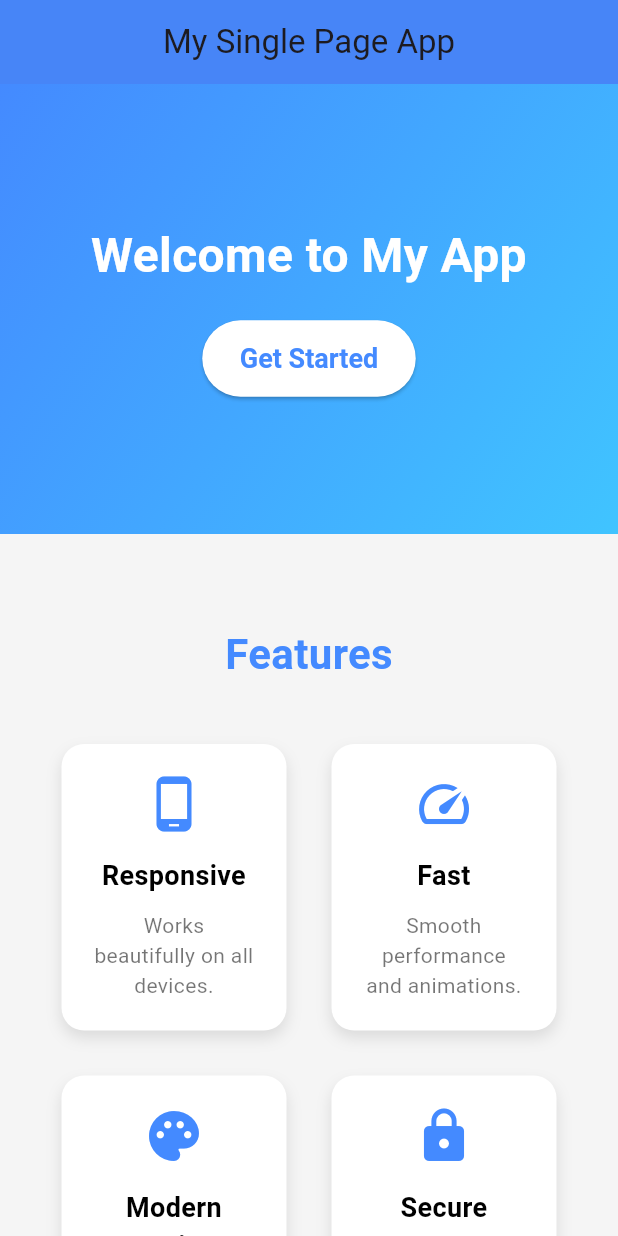
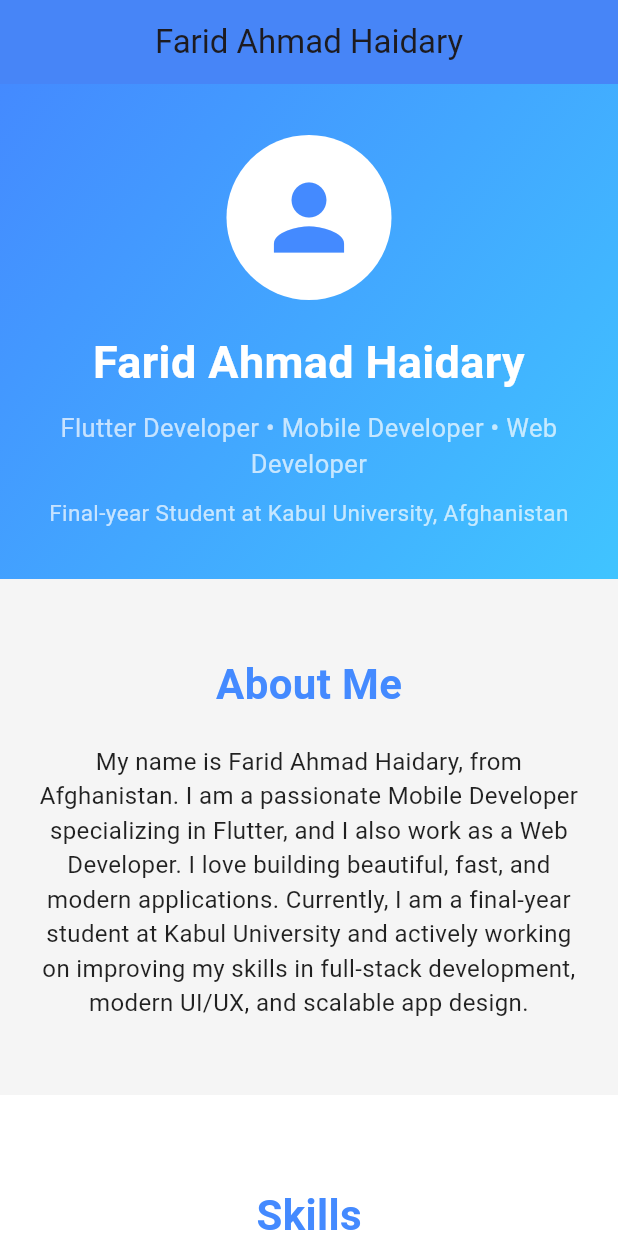
Before and after one commit to Farid-Ahmad-Haidary/my_first_flutter_app, a Flutter app: the screen it shows after launch, on a phone screen of 412 x 824 dp. Run offline on Flutter 3.47's test engine with Material 3 defaults, Android fonts, the phone set to English and light mode, and no system bars; Roboto replaces fonts that are missing (Arial).

Commit message:
working with simple statless elements of flutter

```diff
--- a/lib/main.dart
+++ b/lib/main.dart
@@ -1,43 +1,45 @@
 import 'package:flutter/material.dart';
 
 void main() {
-  runApp(MyApp());
+  runApp(MyPortfolioApp());
 }
 
-class MyApp extends StatelessWidget {
+class MyPortfolioApp extends StatelessWidget {
   @override
   Widget build(BuildContext context) {
     return MaterialApp(
-      title: 'Single Page Flutter App',
+      title: 'Farid Ahmad Haidary Portfolio',
       debugShowCheckedModeBanner: false,
       theme: ThemeData(
         primarySwatch: Colors.blue,
         fontFamily: 'Arial',
       ),
-      home: HomePage(),
+      home: PortfolioPage(),
     );
   }
 }
 
-class HomePage extends StatelessWidget {
+class PortfolioPage extends StatelessWidget {
   @override
   Widget build(BuildContext context) {
     return Scaffold(
-      // Navbar
       appBar: AppBar(
-        title: Text('My Single Page App'),
+        title: Text('Farid Ahmad Haidary'),
         centerTitle: true,
         backgroundColor: Colors.blueAccent,
         elevation: 4,
       ),
-      // Body
+
       body: SingleChildScrollView(
         child: Column(
           children: [
-            // Hero Section
+
+            // ***********************
+            // HERO / INTRO SECTION
+            // ***********************
             Container(
               width: double.infinity,
-              height: 300,
+              height: 330,
               decoration: BoxDecoration(
                 gradient: LinearGradient(
                   colors: [Colors.blueAccent, Colors.lightBlueAccent],
@@ -49,33 +51,123 @@ class HomePage extends StatelessWidget {
                 child: Column(
                   mainAxisAlignment: MainAxisAlignment.center,
                   children: [
+                    CircleAvatar(
+                      radius: 55,
+                      backgroundColor: Colors.white,
+                      child: Icon(Icons.person,
+                          size: 70, color: Colors.blueAccent),
+                    ),
+                    SizedBox(height: 20),
                     Text(
-                      'Welcome to My App',
+                      "Farid Ahmad Haidary",
                       style: TextStyle(
-                          fontSize: 32,
-                          fontWeight: FontWeight.bold,
-                          color: Colors.white),
+                        fontSize: 30,
+                        fontWeight: FontWeight.bold,
+                        color: Colors.white,
+                      ),
                       textAlign: TextAlign.center,
                     ),
-                    SizedBox(height: 20),
-                    ElevatedButton(
-                      onPressed: () {},
-                      style: ElevatedButton.styleFrom(
-                        backgroundColor: Colors.white,
-                        foregroundColor: Colors.blueAccent,
-                        padding:
-                        EdgeInsets.symmetric(horizontal: 25, vertical: 15),
-                        textStyle: TextStyle(
-                            fontSize: 18, fontWeight: FontWeight.bold),
-                      ),
-                      child: Text('Get Started'),
-                    )
+                    SizedBox(height: 10),
+                    Text(
+                      "Flutter Developer • Mobile Developer • Web Developer",
+                      style: TextStyle(fontSize: 17, color: Colors.white70),
+                      textAlign: TextAlign.center,
+                    ),
+                    SizedBox(height: 10),
+                    Text(
+                      "Final-year Student at Kabul University, Afghanistan",
+                      style: TextStyle(fontSize: 15, color: Colors.white70),
+                      textAlign: TextAlign.center,
+                    ),
                   ],
                 ),
               ),
             ),
 
-            // Features Section
+            // ***********************
+            // ABOUT ME SECTION
+            // ***********************
+            Container(
+              width: double.infinity,
+              padding: EdgeInsets.symmetric(vertical: 50, horizontal: 20),
+              color: Colors.grey[100],
+              child: Column(
+                children: [
+                  Text(
+                    "About Me",
+                    style: TextStyle(
+                        fontSize: 28,
+                        fontWeight: FontWeight.bold,
+                        color: Colors.blueAccent),
+                  ),
+                  SizedBox(height: 20),
+                  Text(
+                    "My name is Farid Ahmad Haidary, from Afghanistan. "
+                        "I am a passionate Mobile Developer specializing in Flutter, "
+                        "and I also work as a Web Developer. "
+                        "I love building beautiful, fast, and modern applications. "
+                        "Currently, I am a final-year student at Kabul University "
+                        "and actively working on improving my skills in full-stack "
+                        "development, modern UI/UX, and scalable app design.",
+                    style: TextStyle(fontSize: 16, color: Colors.black87),
+                    textAlign: TextAlign.center,
+                  ),
+                ],
+              ),
+            ),
+
+            // ***********************
+            // SKILLS SECTION
+            // ***********************
+            Container(
+              width: double.infinity,
+              padding: EdgeInsets.symmetric(vertical: 60, horizontal: 20),
+              color: Colors.white,
+              child: Column(
+                children: [
+                  Text(
+                    "Skills",
+                    style: TextStyle(
+                        fontSize: 28,
+                        fontWeight: FontWeight.bold,
+                        color: Colors.blueAccent),
+                  ),
+                  SizedBox(height: 40),
+
+                  Wrap(
+                    spacing: 30,
+                    runSpacing: 30,
+                    alignment: WrapAlignment.center,
+                    children: [
+                      SkillCard(
+                        icon: Icons.flutter_dash,
+                        title: "Flutter",
+                        description: "Cross-platform app development",
+                      ),
+                      SkillCard(
+                        icon: Icons.phone_android,
+                        title: "Mobile Development",
+                        description: "Android apps with beautiful UI",
+                      ),
+                      SkillCard(
+                        icon: Icons.web,
+                        title: "Web Development",
+                        description: "Responsive & modern websites",
+                      ),
+                      SkillCard(
+                        icon: Icons.code,
+                        title: "Programming",
+                        description: "Dart • JavaScript • HTML • CSS",
+                      ),
+                    ],
+                  ),
+                ],
+              ),
+            ),
+
+            // ***********************
+            // PROJECTS SECTION
+            // ***********************
             Container(
               width: double.infinity,
               padding: EdgeInsets.symmetric(vertical: 60, horizontal: 20),
@@ -83,48 +175,40 @@ class HomePage extends StatelessWidget {
               child: Column(
                 children: [
                   Text(
-                    'Features',
+                    "Projects",
                     style: TextStyle(
                         fontSize: 28,
                         fontWeight: FontWeight.bold,
                         color: Colors.blueAccent),
                   ),
                   SizedBox(height: 40),
-                  Wrap(
-                    spacing: 30,
-                    runSpacing: 30,
-                    alignment: WrapAlignment.center,
-                    children: [
-                      FeatureCard(
-                        icon: Icons.phone_android,
-                        title: 'Responsive',
-                        description:
-                        'Works beautifully on all devices.',
-                      ),
-                      FeatureCard(
-                        icon: Icons.speed,
-                        title: 'Fast',
-                        description:
-                        'Smooth performance and animations.',
-                      ),
-                      FeatureCard(
-                        icon: Icons.palette,
-                        title: 'Modern Design',
-                        description:
-                        'Beautiful UI with gradients and colors.',
-                      ),
-                      FeatureCard(
-                        icon: Icons.lock,
-                        title: 'Secure',
-                        description: 'Safe and reliable app features.',
-                      ),
-                    ],
+
+                  ProjectCard(
+                    title: "Personal Portfolio App",
+                    description:
+                    "A modern Flutter-based portfolio application showcasing skills and experience.",
+                  ),
+                  SizedBox(height: 20),
+
+                  ProjectCard(
+                    title: "Mobile UI Templates",
+                    description:
+                    "Beautiful Flutter UI screens such as login, signup, dashboards, and more.",
+                  ),
+                  SizedBox(height: 20),
+
+                  ProjectCard(
+                    title: "Web Projects",
+                    description:
+                    "Fully responsive static websites and modern landing pages.",
                   ),
                 ],
               ),
             ),
 
-            // Call to Action Section
+            // ***********************
+            // CALL TO ACTION
+            // ***********************
             Container(
               width: double.infinity,
               padding: EdgeInsets.symmetric(vertical: 60, horizontal: 20),
@@ -138,11 +222,12 @@ class HomePage extends StatelessWidget {
               child: Column(
                 children: [
                   Text(
-                    'Ready to Start Your Project?',
+                    'Want to Work With Me?',
                     style: TextStyle(
-                        fontSize: 26,
-                        fontWeight: FontWeight.bold,
-                        color: Colors.white),
+                      fontSize: 26,
+                      fontWeight: FontWeight.bold,
+                      color: Colors.white,
+                    ),
                     textAlign: TextAlign.center,
                   ),
                   SizedBox(height: 20),
@@ -153,24 +238,26 @@ class HomePage extends StatelessWidget {
                       foregroundColor: Colors.blueAccent,
                       padding:
                       EdgeInsets.symmetric(horizontal: 25, vertical: 15),
-                      textStyle:
-                      TextStyle(fontSize: 18, fontWeight: FontWeight.bold),
+                      textStyle: TextStyle(
+                          fontSize: 18, fontWeight: FontWeight.bold),
                     ),
-                    child: Text('Contact Us'),
+                    child: Text('Contact Me'),
                   )
                 ],
               ),
             ),
 
-            // Footer
+            // ***********************
+            // FOOTER
+            // ***********************
             Container(
               width: double.infinity,
               padding: EdgeInsets.all(20),
               color: Colors.blueGrey[900],
               child: Center(
                 child: Text(
-                  '© 2025 My Single Page App | All Rights Reserved',
-                  style: TextStyle(color: Colors.white, fontSize: 16),
+                  '© 2025 Farid Ahmad Haidary | Afghanistan | All Rights Reserved',
+                  style: TextStyle(color: Colors.white70, fontSize: 16),
                 ),
               ),
             ),
@@ -181,13 +268,15 @@ class HomePage extends StatelessWidget {
   }
 }
 
-// Feature Card Widget
-class FeatureCard extends StatelessWidget {
+// --------------------------------------
+// SKILL CARD WIDGET
+// --------------------------------------
+class SkillCard extends StatelessWidget {
   final IconData icon;
   final String title;
   final String description;
 
-  FeatureCard(
+  SkillCard(
       {required this.icon, required this.title, required this.description});
 
   @override
@@ -227,3 +316,46 @@ class FeatureCard extends StatelessWidget {
     );
   }
 }
+
+// --------------------------------------
+// PROJECT CARD WIDGET
+// --------------------------------------
+class ProjectCard extends StatelessWidget {
+  final String title;
+  final String description;
+
+  ProjectCard({required this.title, required this.description});
+
+  @override
+  Widget build(BuildContext context) {
+    return Container(
+      width: double.infinity,
+      padding: EdgeInsets.all(20),
+      decoration: BoxDecoration(
+        color: Colors.white,
+        borderRadius: BorderRadius.circular(12),
+        boxShadow: [
+          BoxShadow(
+              color: Colors.grey.withOpacity(0.3),
+              blurRadius: 8,
+              offset: Offset(0, 5)),
+        ],
+      ),
+      child: Column(
+        crossAxisAlignment: CrossAxisAlignment.start,
+        children: [
+          Text(
+            title,
+            style: TextStyle(
+                fontSize: 20, fontWeight: FontWeight.bold, color: Colors.black),
+          ),
+          SizedBox(height: 10),
+          Text(
+            description,
+            style: TextStyle(fontSize: 16, color: Colors.black54),
+          )
+        ],
+      ),
+    );
+  }
+}
```
